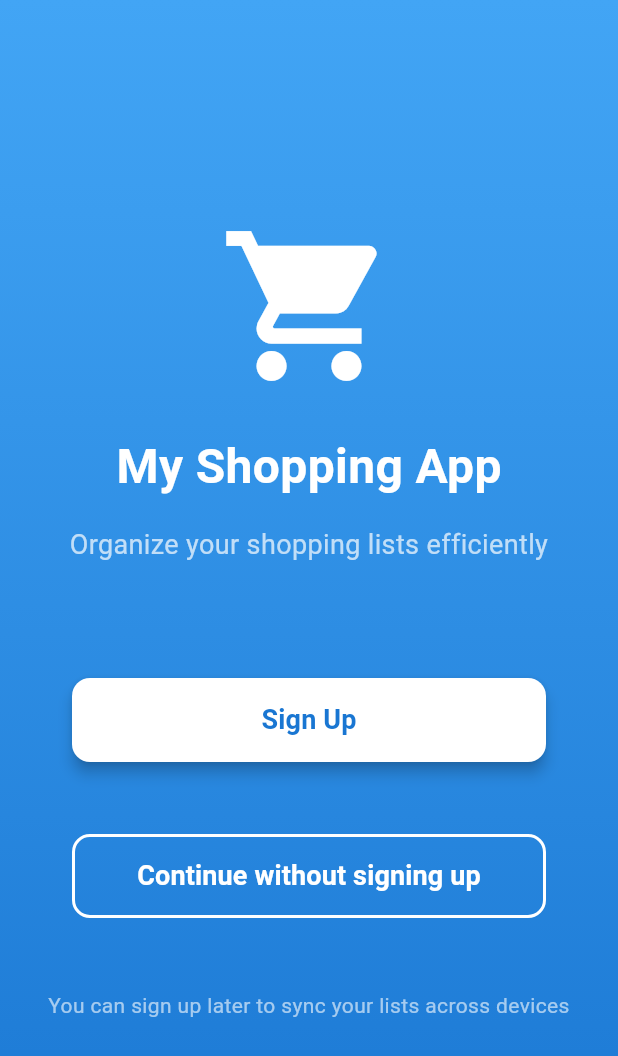
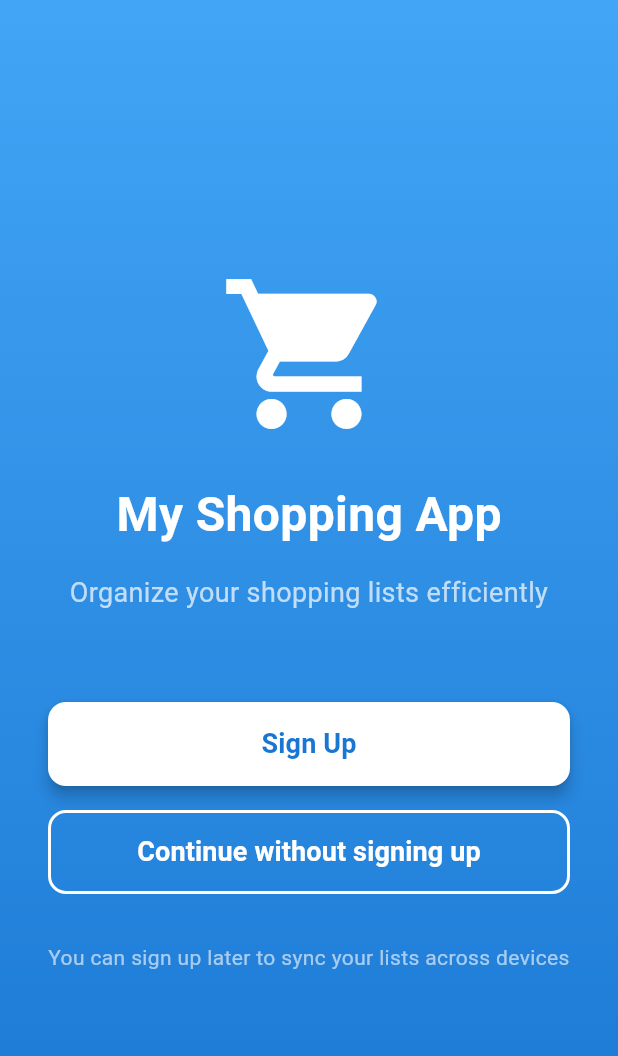
Before and after one commit to LRatti/List-It--A-Flutter-App, a Flutter app: the screen it shows after launch, on a phone screen of 412 x 824 dp. Shown: the top 1056 px of the screen. Run offline on Flutter 3.47's test engine with Material 3 defaults, Android fonts, the phone set to English and light mode, and no system bars; our stand-ins replace cloud_firestore, firebase_auth, firebase_core, flutter_riverpod, geolocator, google_generative_ai and 6 more; accounts and stored records are empty.

Commit message:
made uniform all the screens: they all use SafeArea to avoid the overlapping of the navigation bar. Fixed other bugs in visualization

````diff
--- a/app_code/lib/screens/auth/forgot_password.dart
+++ b/app_code/lib/screens/auth/forgot_password.dart
@@ -4,7 +4,6 @@ import 'package:flutter/material.dart';
 import 'package:flutter_riverpod/flutter_riverpod.dart';
 import 'package:app_code/providers/real_app_providers/auth_provider.dart';
 import 'package:app_code/providers/real_app_providers/password_reset_cooldown_provider.dart';
-import 'package:app_code/widgets/safe_bottom_padding_wrapper.dart';
 
 part 'forgot_password_controller.dart';
 
@@ -86,8 +85,7 @@ class _ForgotPasswordScreenState extends ForgotPasswordController {
                     ),
                   ),
                 const SizedBox(height: 16),
-                SafeBottomPaddingWrapper(
-                  child: SizedBox(
+                SizedBox(
                   width: double.infinity,
                   child: ElevatedButton(
                     onPressed: (isSubmitting || isOnCooldown)
@@ -106,7 +104,6 @@ class _ForgotPasswordScreenState extends ForgotPasswordController {
                             : 'Send recovery email'),
                   ),
                 ),
-                ),
               ],
             ),
           ),
--- a/app_code/lib/screens/auth/initial_screen.dart
+++ b/app_code/lib/screens/auth/initial_screen.dart
@@ -1,7 +1,6 @@
 import 'package:flutter/material.dart';
 import 'package:flutter_riverpod/flutter_riverpod.dart';
 import 'package:app_code/providers/real_app_providers/auth_provider.dart';
-import 'package:app_code/widgets/safe_bottom_padding_wrapper.dart';
 import 'package:shared_preferences/shared_preferences.dart';
 
 /// Initial screen shown to first-time users
@@ -19,7 +18,8 @@ class InitialScreen extends ConsumerWidget {
     final authNotifier = ref.read(authProvider.notifier);
 
     return Scaffold(
-      body: Container(
+      body: SafeArea(
+        child: Container(
           width: double.infinity,
           padding: const EdgeInsets.all(32.0),
           decoration: BoxDecoration(
@@ -57,8 +57,7 @@ class InitialScreen extends ConsumerWidget {
             const SizedBox(height: 60),
 
             // Sign Up Button
-            SafeBottomPaddingWrapper(
-              child: SizedBox(
+            SizedBox(
               width: double.infinity,
               height: 56,
               child: ElevatedButton(
@@ -87,12 +86,10 @@ class InitialScreen extends ConsumerWidget {
                 ),
               ),
             ),
-            ),
             const SizedBox(height: 16),
 
             // Continue without signing up Button
-            SafeBottomPaddingWrapper(
-              child: SizedBox(
+            SizedBox(
               width: double.infinity,
               height: 56,
               child: OutlinedButton(
@@ -118,7 +115,6 @@ class InitialScreen extends ConsumerWidget {
                 ),
               ),
             ),
-            ),
             const SizedBox(height: 32),
 
             // Info text
@@ -130,6 +126,7 @@ class InitialScreen extends ConsumerWidget {
           ],
         ),
       ),
+      ),
     );
   }
 }
--- a/app_code/lib/screens/auth/sign_in.dart
+++ b/app_code/lib/screens/auth/sign_in.dart
@@ -2,7 +2,6 @@ import 'package:flutter/material.dart';
 import 'package:flutter_riverpod/flutter_riverpod.dart';
 import 'package:app_code/providers/real_app_providers/auth_provider.dart';
 import 'package:app_code/widgets/password_text_field.dart';
-import 'package:app_code/widgets/safe_bottom_padding_wrapper.dart';
 
 class SignInForm extends ConsumerStatefulWidget {
   final dynamic authNotifier; // Keep for backward compatibility with tests
@@ -74,8 +73,7 @@ class _SignInFormState extends ConsumerState<SignInForm> {
             const SizedBox(height: 16.0),
 
             // submit button
-            SafeBottomPaddingWrapper(
-              child: ElevatedButton(
+            ElevatedButton(
               key: const Key('sign_in_button'),
               onPressed: () async {
                 if (_formKey.currentState!.validate()) {
@@ -103,7 +101,6 @@ class _SignInFormState extends ConsumerState<SignInForm> {
               },
               child: const Text('Sign In'),
             ),
-            ),
             const SizedBox(height: 8.0),
             Align(
               alignment: Alignment.centerRight,
--- a/app_code/lib/screens/auth/sign_up.dart
+++ b/app_code/lib/screens/auth/sign_up.dart
@@ -3,7 +3,6 @@ import 'package:flutter_riverpod/flutter_riverpod.dart';
 import 'package:app_code/providers/real_app_providers/auth_provider.dart';
 import 'package:app_code/providers/real_app_providers/email_verification_provider.dart';
 import 'package:app_code/widgets/password_text_field.dart';
-import 'package:app_code/widgets/safe_bottom_padding_wrapper.dart';
 
 class SignUpForm extends ConsumerStatefulWidget {
   final dynamic authNotifier; // Keep for backward compatibility with tests
@@ -95,8 +94,7 @@ class _SignUpFormState extends ConsumerState<SignUpForm> {
             const SizedBox(height: 16.0),
 
             // submit button
-            SafeBottomPaddingWrapper(
-              child: ElevatedButton(
+            ElevatedButton(
               key: const Key('sign_up_button'),
               onPressed: () async {
                 if (_formKey.currentState!.validate()) {
@@ -138,7 +136,6 @@ class _SignUpFormState extends ConsumerState<SignUpForm> {
               },
               child: const Text('Sign Up'),
             ),
-            ),
           ],
         ),
       ),
--- a/app_code/lib/screens/auth/welcome.dart
+++ b/app_code/lib/screens/auth/welcome.dart
@@ -1,7 +1,6 @@
 import 'package:app_code/screens/auth/sign_in.dart';
 import 'package:app_code/screens/auth/sign_up.dart';
 import 'package:app_code/providers/real_app_providers/auth_provider.dart';
-import 'package:app_code/widgets/safe_bottom_padding_wrapper.dart';
 import 'package:flutter/material.dart';
 import 'package:flutter_riverpod/flutter_riverpod.dart';
 
@@ -80,8 +79,7 @@ class _WelcomeScreenState extends ConsumerState<WelcomeScreen> {
                     ),
                   ],
                 ),
-              SafeBottomPaddingWrapper(
-                child: ElevatedButton(
+              ElevatedButton(
                 key: const Key('google_sign_in_button'),
                 onPressed: () async {
                   // Always defer to repository logic for Google sign-in.
@@ -97,7 +95,6 @@ class _WelcomeScreenState extends ConsumerState<WelcomeScreen> {
                 },
                 child: const Text("Sign in with Google"),
               ),
-              ),
             ],
           ),
         ),
--- a/app_code/lib/screens/lists/add_recipe.dart
+++ b/app_code/lib/screens/lists/add_recipe.dart
@@ -6,7 +6,6 @@ import 'package:app_code/models/purchased_product.dart';
 import 'package:app_code/providers/recipe_provider.dart';
 import 'package:app_code/providers/real_app_providers/shopping_lists_notifier.dart';
 import 'package:app_code/models/product.dart';
-import 'package:app_code/widgets/safe_bottom_padding_wrapper.dart';
 
 class AddRecipeScreen extends ConsumerStatefulWidget {
   final ShoppingList shoppingList;
@@ -497,7 +496,8 @@ class _AddRecipeScreenState extends ConsumerState<AddRecipeScreen> {
             currentSearch.result.maybeWhen(
               data: (recipe) {
                 if (!recipe.hasError && recipe.recipeName.isNotEmpty) {
-                  return SafeBottomPaddingWrapper(
+                  return Padding(
+                    padding: const EdgeInsets.all(16.0),
                     child: SizedBox(
                       width: double.infinity,
                       child: ElevatedButton.icon(
--- a/app_code/lib/widgets/safe_bottom_padding_wrapper.dart
+++ /dev/null
@@ -1,47 +0,0 @@
-import 'package:flutter/material.dart';
-
-/// A wrapper widget that adds safe padding to avoid being covered by
-/// Android's navigation bar or other system UI elements.
-///
-/// In portrait orientation, adds bottom padding.
-/// In landscape orientation, adds left/right padding depending on navigation bar position.
-/// This is useful for buttons and other UI elements that are positioned at
-/// the bottom or sides of the screen and need to be accessible.
-///
-/// Example usage:
-/// ```dart
-/// SafeBottomPaddingWrapper(
-///   child: ElevatedButton(
-///     onPressed: () {},
-///     child: const Text('Button'),
-///   ),
-/// )
-/// ```
-class SafeBottomPaddingWrapper extends StatelessWidget {
-  final Widget child;
-  final double defaultPadding;
-
-  const SafeBottomPaddingWrapper({
-    super.key,
-    required this.child,
-    this.defaultPadding = 16.0,
-  });
-
-  @override
-  Widget build(BuildContext context) {
-    final mediaQuery = MediaQuery.of(context);
-    final viewPadding = mediaQuery.viewPadding;
-
-    // Use viewPadding which represents system UI insets regardless of SafeArea
-    // This ensures proper padding in both portrait and landscape
-    return Padding(
-      padding: EdgeInsets.fromLTRB(
-        defaultPadding + viewPadding.left,
-        defaultPadding,
-        defaultPadding + viewPadding.right,
-        defaultPadding + viewPadding.bottom,
-      ),
-      child: child,
-    );
-  }
-}
--- a/app_code/lib/widgets/shopping_lists_grid_view.dart
+++ b/app_code/lib/widgets/shopping_lists_grid_view.dart
@@ -147,6 +147,7 @@ class _ShoppingListsGridViewState extends ConsumerState<ShoppingListsGridView> {
     if (widget.lists.isEmpty) {
       return Scaffold(
         backgroundColor: Colors.white,
+        resizeToAvoidBottomInset: false,
         body: Center(child: Text(widget.emptyMessage)),
         floatingActionButton: widget.floatingActionButton,
       );
@@ -161,6 +162,7 @@ class _ShoppingListsGridViewState extends ConsumerState<ShoppingListsGridView> {
       },
       child: Scaffold(
         backgroundColor: Colors.white,
+        resizeToAvoidBottomInset: false,
         appBar: _selectionActive
             ? AppBar(
                 backgroundColor: Colors.white,
````
Also changed, not shown: app_code/lib/screens/lists/list_detail_screen_mobile.dart (+5 -3 lines), app_code/lib/screens/settings/settings_screen.dart (+9 -7 lines), app_code/lib/screens/settings/verification_screen.dart (+4 -5 lines). Lines whose indentation alone changed are shown as unchanged.
